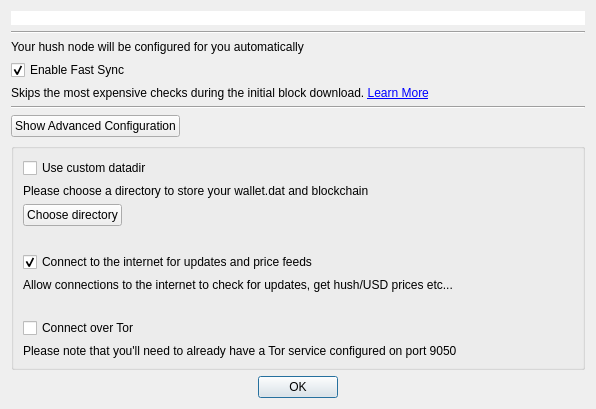
Qt form src/createhushconfdialog.ui (leto/SilentDragonLite) before a commit.
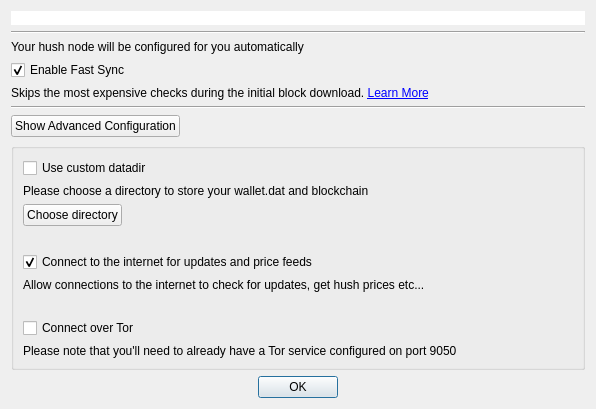
The same form after that commit. Custom widgets are drawn as their Qt base class.

```diff
--- a/src/createhushconfdialog.ui
+++ b/src/createhushconfdialog.ui
@@ -109,7 +109,7 @@
       <item row="5" column="0">
        <widget class="QLabel" name="label_6">
         <property name="text">
-         <string>Allow connections to the internet to check for updates, get hush/USD prices etc...</string>
+         <string>Allow connections to the internet to check for updates, get hush prices etc...</string>
         </property>
        </widget>
       </item>
```
